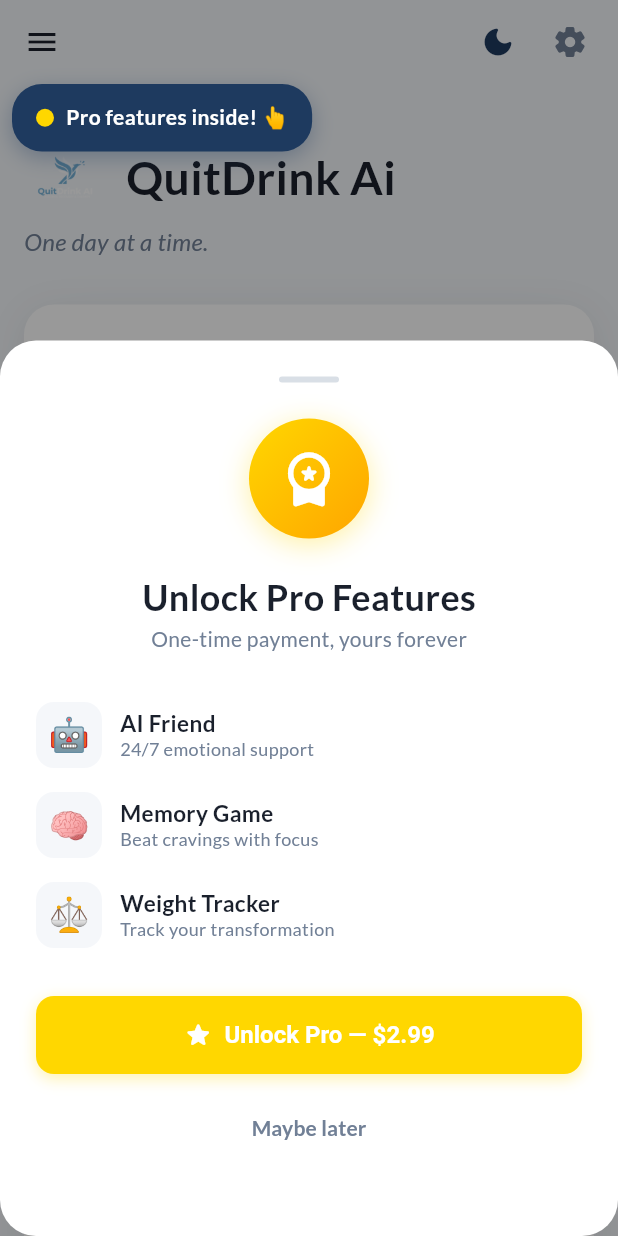
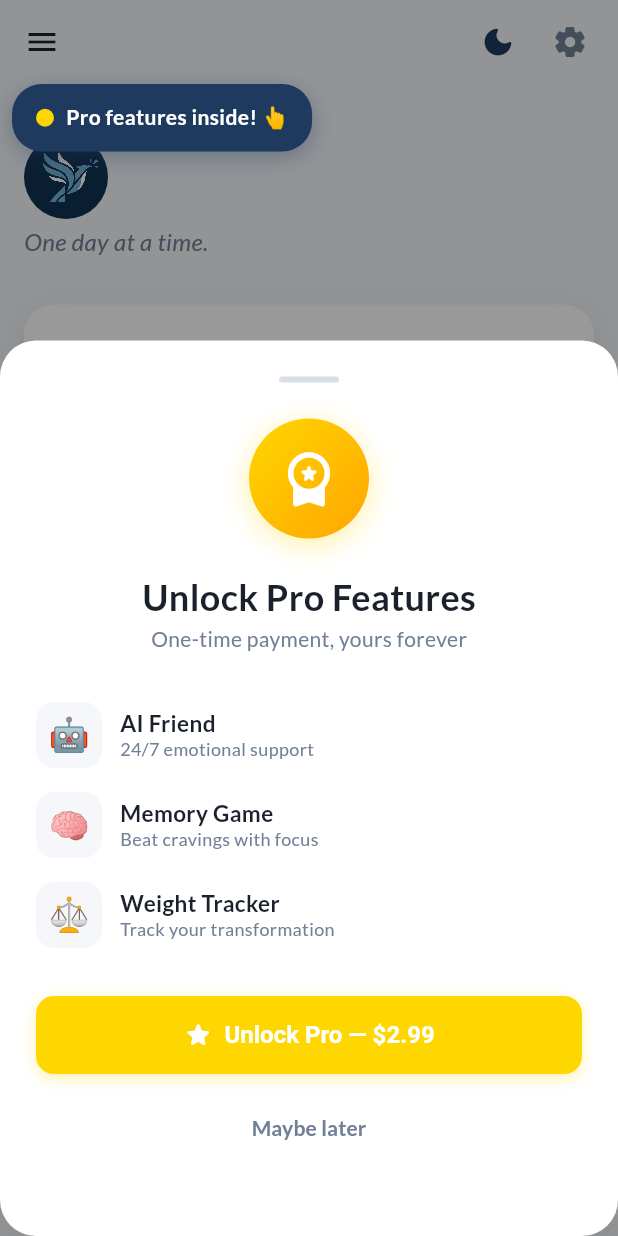
Before and after one commit to usama923-source/Sobriety-Counter, a Flutter app: the screen it shows after launch, after a tap on "Skip", after a tap on "Start My Journey", after a tap on the "smart toy" icon, on a phone screen of 412 x 824 dp. Run offline on Flutter 3.47's test engine with Material 3 defaults, Android fonts, the phone set to English and light mode, and no system bars; our stand-ins replace cloud_firestore, firebase_analytics, firebase_core, flutter_local_notifications, flutter_riverpod, flutter_timezone and 3 more; accounts and stored records are empty.

Commit message:
logo, drawer and splash
🤖 Generated with Codebuff
Co-Authored-By: Codebuff <noreply@codebuff.com>

```diff
--- a/lib/main.dart
+++ b/lib/main.dart
@@ -8,6 +8,7 @@ import 'package:quit_drinking/core/services/notification_service.dart';
 import 'package:quit_drinking/firebase_options.dart';
 import 'package:quit_drinking/screens/home_screen.dart';
 import 'package:quit_drinking/screens/onboarding/onboarding_screen.dart';
+import 'package:quit_drinking/widgets/app_logo.dart';
 import 'package:shared_preferences/shared_preferences.dart';
 
 Future<void> main() async {
@@ -121,7 +122,6 @@ class _SplashScreenState extends State<_SplashScreen>
   late AnimationController _controller;
   late Animation<double> _logoFade;
   late Animation<double> _logoScale;
-  late Animation<double> _nameFade;
   late Animation<double> _taglineFade;
 
   @override
@@ -149,17 +149,10 @@ class _SplashScreenState extends State<_SplashScreen>
       ),
     );
 
-    _nameFade = Tween<double>(begin: 0.0, end: 1.0).animate(
-      CurvedAnimation(
-        parent: _controller,
-        curve: const Interval(0.5, 0.75, curve: Curves.easeOut),
-      ),
-    );
-
     _taglineFade = Tween<double>(begin: 0.0, end: 1.0).animate(
       CurvedAnimation(
         parent: _controller,
-        curve: const Interval(0.75, 1.0, curve: Curves.easeOut),
+        curve: const Interval(0.5, 0.85, curve: Curves.easeOut),
       ),
     );
 
@@ -190,40 +183,10 @@ class _SplashScreenState extends State<_SplashScreen>
                   opacity: _logoFade,
                   child: ScaleTransition(
                     scale: _logoScale,
-                    child: Container(
-                      width: 80,
-                      height: 80,
-                      decoration: BoxDecoration(
-                        shape: BoxShape.circle,
-                        color: isDark
-                            ? const Color(0xFF1E2D42)
-                            : const Color(0xFFD7F5EF),
-                      ),
-                      child: Icon(
-                        Icons.spa_rounded,
-                        size: 40,
-                        color: isDark
-                            ? const Color(0xFFA8D0E6)
-                            : const Color(0xFF1E3A5F),
-                      ),
-                    ),
+                    child: const AppLogo(size: 96),
                   ),
                 ),
                 const SizedBox(height: 24),
-                FadeTransition(
-                  opacity: _nameFade,
-                  child: Text(
-                    'QuitDrink Ai',
-                    style: TextStyle(
-                      fontSize: 32,
-                      fontWeight: FontWeight.w700,
-                      color: isDark
-                          ? const Color(0xFFF7FAFC)
-                          : const Color(0xFF1A202C),
-                    ),
-                  ),
-                ),
-                const SizedBox(height: 8),
                 FadeTransition(
                   opacity: _taglineFade,
                   child: Text(
--- a/lib/screens/home_screen.dart
+++ b/lib/screens/home_screen.dart
@@ -356,40 +356,32 @@ return Scaffold(
 
   Widget _buildDrawer(bool isDark) {
     return Drawer(
-      backgroundColor: isDark ? AppColors.darkSurface : AppColors.white,
+      backgroundColor: Colors.transparent,
+      child: Container(
+        width: double.infinity,
+        height: double.infinity,
+        decoration: BoxDecoration(
+          gradient: LinearGradient(
+            colors: isDark
+                ? [AppColors.bgDark, AppColors.surfaceDark]
+                : [AppColors.primaryLight, AppColors.navyBlueLight],
+            begin: Alignment.topCenter,
+            end: Alignment.bottomCenter,
+          ),
+        ),
         child: SafeArea(
           child: Column(
             children: [
-            // ── App Header ────────────────────────────────────────────
-            Container(
-              width: double.infinity,
-              padding: const EdgeInsets.fromLTRB(
+              // ── App Header (large centered logo) ──────────────────────
+              const Padding(
+                padding: EdgeInsets.fromLTRB(
                   AppConstants.spacingLg,
                   AppConstants.spacingXl,
                   AppConstants.spacingLg,
                   AppConstants.spacingLg,
                 ),
-              decoration: BoxDecoration(
-                gradient: LinearGradient(
-                  colors: isDark
-                      ? [
-                          AppColors.navyBlue,
-                          AppColors.navyBlue.withValues(alpha: 0.6),
-                        ]
-                      : [
-                          AppColors.navyBlue,
-                          AppColors.navyBlueLight,
-                        ],
-                  begin: Alignment.topLeft,
-                  end: Alignment.bottomRight,
-                ),
-              ),
-              child: Column(
-                crossAxisAlignment: CrossAxisAlignment.start,
-                children: [
-                  // App logo (reused from the drawer / home header)
-                  const AppLogo(size: 56, isDark: false),
-                ],
+                child: Center(
+                  child: AppLogo(size: 96),
                 ),
               ),
 
@@ -402,13 +394,13 @@ return Scaffold(
                     _DrawerMenuItem(
                       icon: Icons.home_rounded,
                       title: 'Home',
-                    isDark: isDark,
+                      isDark: true,
                       onTap: () => Navigator.of(context).pop(),
                     ),
                     _DrawerMenuItem(
                       icon: Icons.self_improvement_rounded,
                       title: 'Calming Activities',
-                    isDark: isDark,
+                      isDark: true,
                       onTap: () {
                         Navigator.of(context).pop();
                         Navigator.of(context).push(
@@ -421,7 +413,7 @@ return Scaffold(
                     _DrawerProMenuItem(
                       icon: Icons.smart_toy_rounded,
                       title: 'AI Friend',
-                    isDark: isDark,
+                      isDark: true,
                       onTapPro: () => _navigateToPro(
                         const AIChatScreen(),
                       ),
@@ -429,7 +421,7 @@ return Scaffold(
                     _DrawerProMenuItem(
                       icon: Icons.psychology_rounded,
                       title: 'Memory Game',
-                    isDark: isDark,
+                      isDark: true,
                       onTapPro: () => _navigateToPro(
                         const MemoryGameScreen(),
                       ),
@@ -437,7 +429,7 @@ return Scaffold(
                     _DrawerProMenuItem(
                       icon: Icons.monitor_weight_rounded,
                       title: 'Weight Tracker',
-                    isDark: isDark,
+                      isDark: true,
                       onTapPro: () => _navigateToPro(
                         const WeightTrackerScreen(),
                       ),
@@ -445,7 +437,7 @@ return Scaffold(
                     _DrawerProMenuItem(
                       icon: Icons.settings_rounded,
                       title: 'Settings',
-                    isDark: isDark,
+                      isDark: true,
                       isPro: false,
                       onTapPro: () {
                         Navigator.of(context).pop();
@@ -469,13 +461,12 @@ return Scaffold(
                     fontSize: 12,
                     fontWeight: FontWeight.w400,
                     fontStyle: FontStyle.italic,
-                  color: isDark
-                      ? AppColors.textOnDarkSecondary.withValues(alpha: 0.4)
-                      : AppColors.textTertiary,
+                    color: AppColors.textOnDarkSecondary.withValues(alpha: 0.7),
                   ),
                 ),
               ),
             ],
+          ),
         ),
       ),
     );
--- a/lib/widgets/app_logo.dart
+++ b/lib/widgets/app_logo.dart
@@ -1,53 +1,44 @@
 import 'package:flutter/material.dart';
 import 'package:quit_drinking/constants/app_colors.dart';
-import 'package:quit_drinking/constants/app_constants.dart';
 
-/// A small reusable app logo: logo asset with the app name beside it.
-///
-/// Used by the drawer header and the home screen header. The size is the
-/// icon diameter; the text stays at the same typographic scale.
+/// A reusable circular app logo built from the brand image (Logo-02), which
+/// already contains the "QUIT DRINK AI" wordmark — so no separate name text
+/// is drawn beside it.
 class AppLogo extends StatelessWidget {
-  final double size; // icon diameter in logical pixels
-  final bool isDark;
+  /// Logo diameter in logical pixels.
+  final double size;
 
-  const AppLogo({super.key, this.size = 48, this.isDark = false});
+  const AppLogo({super.key, this.size = 48});
 
   @override
   Widget build(BuildContext context) {
-    return Row(
-      children: [
-        Image.asset(
-          'assets/logo.png',
+    // Decode at the rendered size (× device pixel ratio) to limit memory.
+    final cacheWidth =
+        (size * MediaQuery.of(context).devicePixelRatio).round();
+
+    return ClipOval(
+      child: Image.asset(
+        'assets/Logo-02.jpg',
         width: size,
         height: size,
+        fit: BoxFit.cover,
+        cacheWidth: cacheWidth,
         errorBuilder: (context, error, stackTrace) {
           return Container(
             width: size,
             height: size,
-              decoration: BoxDecoration(
-                color: isDark
-                    ? AppColors.navyBlue
-                    : AppColors.navyBlue.withValues(alpha: 0.85),
+            decoration: const BoxDecoration(
+              color: AppColors.primaryLight,
               shape: BoxShape.circle,
             ),
-              child: const Icon(
+            child: Icon(
               Icons.spa_rounded,
-                size: 32,
-                color: Colors.white,
+              size: size * 0.5,
+              color: AppColors.white,
             ),
           );
         },
       ),
-        const SizedBox(width: AppConstants.spacingSm),
-        Text(
-          AppConstants.appName,
-          style: TextStyle(
-            fontSize: size * 0.55,
-            fontWeight: FontWeight.w700,
-            color: isDark ? AppColors.textOnDark : AppColors.textPrimary,
-          ),
-        ),
-      ],
     );
   }
 }
--- a/lib/widgets/home_footer.dart
+++ b/lib/widgets/home_footer.dart
@@ -27,27 +27,7 @@ class HomeFooter extends StatelessWidget {
           ),
           const SizedBox(height: AppConstants.spacingLg),
 
-          // ── App Info ─────────────────────────────────────────────────
-          Row(
-            mainAxisAlignment: MainAxisAlignment.center,
-            children: [
-              Icon(
-                Icons.spa_rounded,
-                size: 16,
-                color: mutedColor,
-              ),
-              const SizedBox(width: AppConstants.spacingXs),
-              Text(
-                AppConstants.appName,
-                style: TextStyle(
-                  fontSize: 14,
-                  fontWeight: FontWeight.w600,
-                  color: mutedColor,
-                ),
-              ),
-            ],
-          ),
-          const SizedBox(height: AppConstants.spacingXxs),
+          // ── Tagline ──────────────────────────────────────────────────
           Text(
             AppConstants.appTagline,
             style: TextStyle(
--- a/lib/widgets/home_header.dart
+++ b/lib/widgets/home_header.dart
@@ -28,8 +28,8 @@ class HomeHeader extends StatelessWidget {
           ),
           const SizedBox(height: AppConstants.spacingXxs),
 
-          // ── App Name + Logo ─────────────────────────────────────────
-          AppLogo(size: 56, isDark: isDark),
+          // ── Logo (wordmark is baked into the image) ─────────────────
+          const AppLogo(size: 56),
           const SizedBox(height: AppConstants.spacingXxs),
 
           // ── Tagline ─────────────────────────────────────────────────
```
Also changed, not shown: assets/Logo-02.jpg (added). Lines whose indentation alone changed are shown as unchanged.
